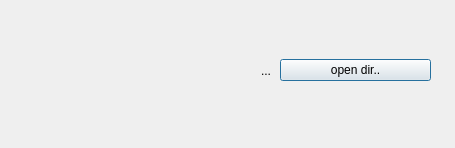
Qt form main.ui (Odin-son/mask-validator) before a commit.
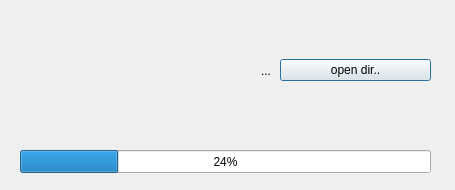
The same form after that commit.

```diff
--- a/main.ui
+++ b/main.ui
@@ -7,7 +7,7 @@
     <x>0</x>
     <y>0</y>
     <width>455</width>
-    <height>148</height>
+    <height>190</height>
    </rect>
   </property>
   <property name="windowTitle">
@@ -54,6 +54,19 @@
     </item>
    </layout>
   </widget>
+  <widget class="QProgressBar" name="progressBar">
+   <property name="geometry">
+    <rect>
+     <x>20</x>
+     <y>150</y>
+     <width>411</width>
+     <height>23</height>
+    </rect>
+   </property>
+   <property name="value">
+    <number>24</number>
+   </property>
+  </widget>
  </widget>
  <resources/>
  <connections/>
```
